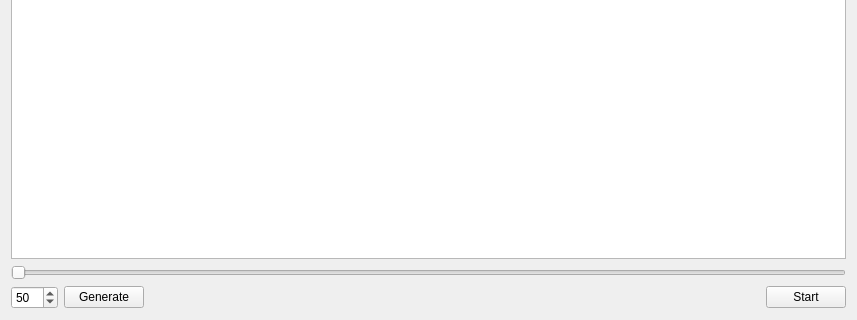
Before: the Qt Designer form mainwindow.ui in jeremicmilan/Voronoi, drawn with Qt 5; both pictures show x 0 to 857 and y 234 to 554 of the 857 by 554 pixel window.
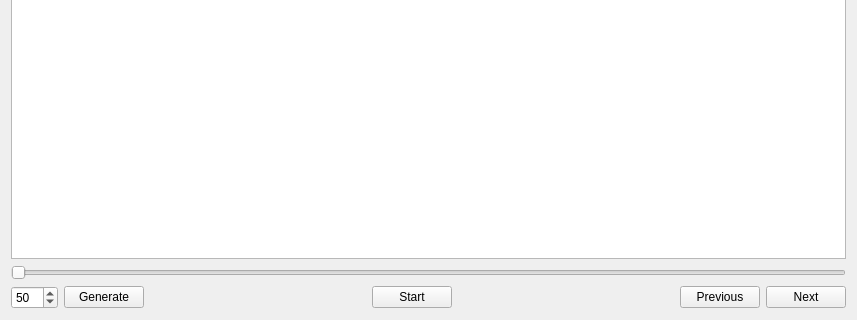
After: the same form once the commit is applied.

Commit message: Added navigation through events (previous/next)

The edit to the form file:
```diff
--- a/mainwindow.ui
+++ b/mainwindow.ui
@@ -80,6 +80,33 @@
         </property>
        </widget>
       </item>
+      <item>
+       <spacer name="horizontalSpacer_2">
+        <property name="orientation">
+         <enum>Qt::Horizontal</enum>
+        </property>
+        <property name="sizeHint" stdset="0">
+         <size>
+          <width>40</width>
+          <height>20</height>
+         </size>
+        </property>
+       </spacer>
+      </item>
+      <item>
+       <widget class="QPushButton" name="btnPrevious">
+        <property name="text">
+         <string>Previous</string>
+        </property>
+       </widget>
+      </item>
+      <item>
+       <widget class="QPushButton" name="btnNext">
+        <property name="text">
+         <string>Next</string>
+        </property>
+       </widget>
+      </item>
      </layout>
     </item>
    </layout>
```
The commit also changes 5 other files.
